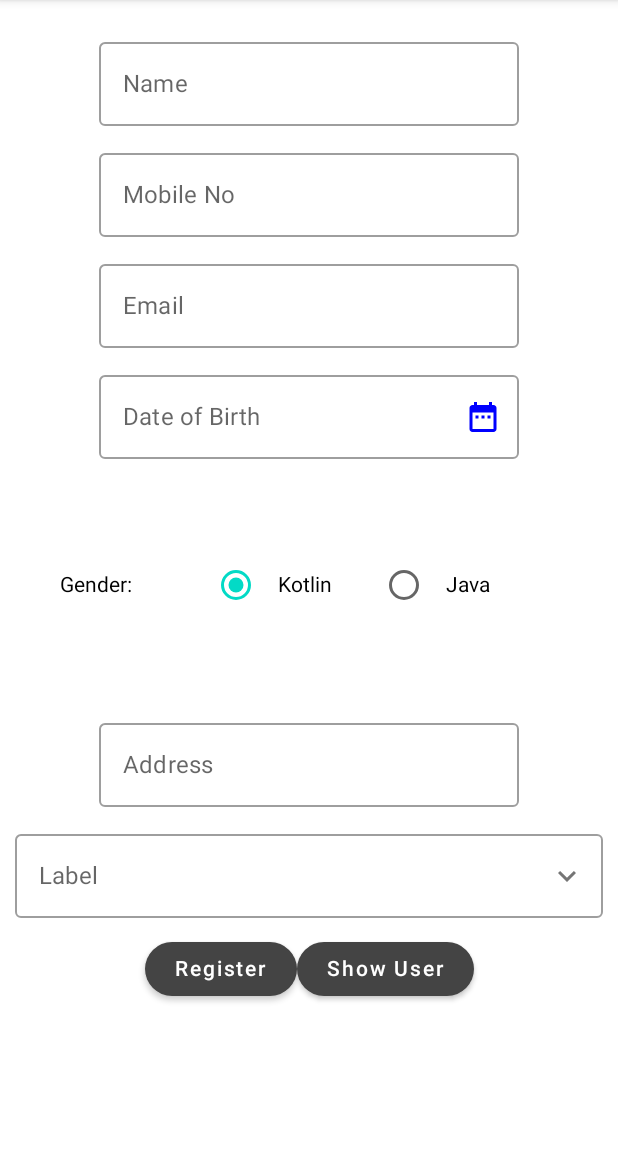
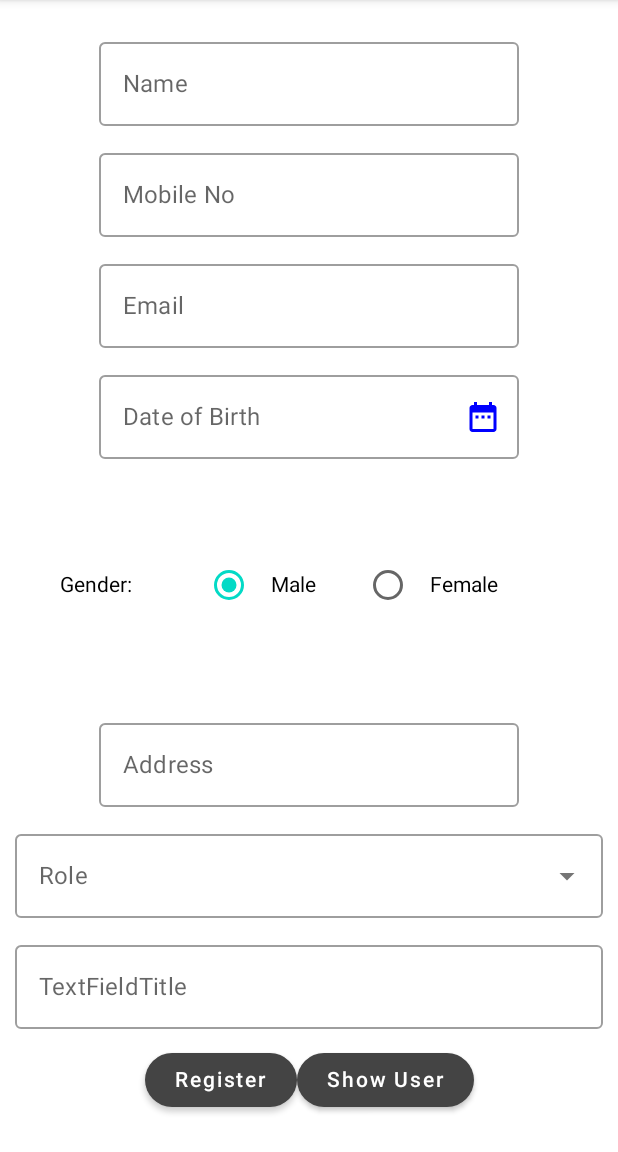
Before and after one commit to sakibsaeedsamad/ComposeCRUD, an Android app built with Jetpack Compose: the screen it shows after launch (MainActivity), on a phone screen of 412 x 824 dp, the part 84-1236 px from its top. Run offline under Robolectric (Android 15) with nearby library versions, the phone set to English and light mode, and no system bars.

```diff
--- a/app/src/main/java/com/scube/composecrud/MainActivity.kt
+++ b/app/src/main/java/com/scube/composecrud/MainActivity.kt
@@ -8,12 +8,14 @@ import android.widget.DatePicker
 import android.widget.Toast
 import androidx.activity.ComponentActivity
 import androidx.activity.compose.setContent
+import androidx.compose.foundation.border
 import androidx.compose.foundation.clickable
 import androidx.compose.foundation.layout.*
 import androidx.compose.foundation.lazy.LazyColumn
 import androidx.compose.foundation.lazy.LazyRow
 import androidx.compose.foundation.selection.selectable
 import androidx.compose.foundation.shape.CircleShape
+import androidx.compose.foundation.shape.ZeroCornerSize
 import androidx.compose.foundation.text.KeyboardOptions
 import androidx.compose.material.*
 import androidx.compose.material.icons.Icons
@@ -21,7 +23,10 @@ import androidx.compose.material.icons.filled.*
 import androidx.compose.runtime.*
 import androidx.compose.ui.Alignment
 import androidx.compose.ui.Modifier
+import androidx.compose.ui.draw.drawBehind
+import androidx.compose.ui.geometry.Offset
 import androidx.compose.ui.graphics.Color
+import androidx.compose.ui.graphics.Shape
 import androidx.compose.ui.layout.onGloballyPositioned
 import androidx.compose.ui.layout.onSizeChanged
 import androidx.compose.ui.platform.LocalContext
@@ -36,6 +41,27 @@ import androidx.compose.ui.unit.dp
 import androidx.compose.ui.unit.toSize
 import com.scube.composecrud.ui.theme.ComposeCRUDTheme
 import java.util.*
+import androidx.compose.animation.core.animateFloatAsState
+import androidx.compose.foundation.background
+import androidx.compose.foundation.border
+import androidx.compose.foundation.clickable
+import androidx.compose.foundation.layout.*
+import androidx.compose.foundation.shape.ZeroCornerSize
+import androidx.compose.material.*
+import androidx.compose.material.icons.filled.ExpandMore
+import androidx.compose.runtime.*
+import androidx.compose.ui.draw.clip
+import androidx.compose.ui.draw.drawBehind
+import androidx.compose.ui.draw.rotate
+import androidx.compose.ui.geometry.Size
+import androidx.compose.ui.layout.onGloballyPositioned
+import androidx.compose.ui.platform.LocalDensity
+import androidx.compose.ui.platform.LocalFocusManager
+import androidx.compose.ui.unit.dp
+import androidx.compose.ui.unit.toSize
+import kotlinx.coroutines.delay
+import kotlinx.coroutines.launch
+
 
 class MainActivity : ComponentActivity() {
     override fun onCreate(savedInstanceState: Bundle?) {
@@ -44,13 +70,14 @@ class MainActivity : ComponentActivity() {
 
             MaterialUIApp(this)
             //showDatePicker(this)
-            }
+
         }
     }
+}
 
 
 @Composable
-fun MaterialUIApp(context: Context){
+fun MaterialUIApp(context: Context) {
     Scaffold(
         topBar = {
             TopAppBar(
@@ -62,7 +89,8 @@ fun MaterialUIApp(context: Context){
                         onClick = {
                             Log.d(
                                 "ButtonClicked",
-                                "Setting Button Clicked")
+                                "Setting Button Clicked"
+                            )
                         }) {
                         Icon(Icons.Filled.Settings, contentDescription = null)
                     }
@@ -75,7 +103,7 @@ fun MaterialUIApp(context: Context){
 }
 
 @Composable
-fun Registration(context: Context){
+fun Registration(context: Context) {
     val year: Int
     val month: Int
     val day: Int
@@ -87,33 +115,33 @@ fun Registration(context: Context){
     calendar.time = Date()
 
     val date = remember { mutableStateOf("") }
-    var name:String by remember { mutableStateOf("") }
-    var mobile:String by remember { mutableStateOf("") }
-    var email:String by remember { mutableStateOf("") }
-    var address:String by remember { mutableStateOf("") }
+    var name: String by remember { mutableStateOf("") }
+    var mobile: String by remember { mutableStateOf("") }
+    var email: String by remember { mutableStateOf("") }
+    var address: String by remember { mutableStateOf("") }
     var dobVal: String by remember { mutableStateOf("") }
 
     var selected by remember {
-        mutableStateOf("Kotlin")
+        mutableStateOf("Male")
     }
 
     var expanded by remember { mutableStateOf(false) }
     val suggestions = listOf("Item1","Item2","Item3")
     var selectedText by remember { mutableStateOf("") }
 
-    var dropDownWidth by remember { mutableStateOf(0) }
+    var textfieldSize by remember { mutableStateOf(Size.Zero)}
 
     val icon = if (expanded)
-        Icons.Filled.KeyboardArrowUp
+        Icons.Filled.ArrowDropUp //it requires androidx.compose.material:material-icons-extended
     else
-    Icons.Filled.KeyboardArrowDown
+        Icons.Filled.ArrowDropDown
 
 
 
     val datePickerDialog = DatePickerDialog(
         context,
         { _: DatePicker, year: Int, month: Int, dayOfMonth: Int ->
-            date.value = "$dayOfMonth/${month+1}/$year"
+            date.value = "$dayOfMonth/${month + 1}/$year"
         }, year, month, day
     )
 
@@ -121,45 +149,45 @@ fun Registration(context: Context){
         Modifier.fillMaxSize(),
         horizontalAlignment = Alignment.CenterHorizontally,
         contentPadding = PaddingValues(horizontal = 10.dp, vertical = 20.dp),
-        verticalArrangement =  Arrangement.spacedBy(10.dp),
+        verticalArrangement = Arrangement.spacedBy(10.dp),
     ) {
 
         item {
             OutlinedTextField(
                 value = name,
-                onValueChange = {name = it},
-                label = { Text(text = "Name")},
-                placeholder = { Text(text = "Enter your name")},
+                onValueChange = { name = it },
+                label = { Text(text = "Name") },
+                placeholder = { Text(text = "Enter your name") },
             )
         }
         item {
             OutlinedTextField(
                 value = mobile,
-                onValueChange = {mobile = it},
-                label = { Text(text = "Mobile No")},
-                placeholder = { Text(text = "Enter your mobile no")},
+                onValueChange = { mobile = it },
+                label = { Text(text = "Mobile No") },
+                placeholder = { Text(text = "Enter your mobile no") },
             )
         }
 
         item {
             OutlinedTextField(
                 value = email,
-                onValueChange = {email = it},
-                label = { Text(text = "Email")},
+                onValueChange = { email = it },
+                label = { Text(text = "Email") },
                 keyboardOptions = KeyboardOptions(keyboardType = KeyboardType.Email),
-                        placeholder = { Text(text = "Enter your email")},
+                placeholder = { Text(text = "Enter your email") },
             )
         }
 
 
         item {
-            dobVal= date.value;
+            dobVal = date.value;
 
             OutlinedTextField(
                 value = dobVal,
                 onValueChange = { dobVal = it },
-                readOnly= true,
-                singleLine= true,
+                readOnly = true,
+                singleLine = true,
                 label = { Text(text = "Date of Birth") },
                 trailingIcon = {
                     IconButton(onClick = {
@@ -169,7 +197,8 @@ fun Registration(context: Context){
                         Icon(
                             Icons.Filled.DateRange,
                             "contentDescription",
-                            tint = Color.Blue)
+                            tint = Color.Blue
+                        )
 
                     }
                 },
@@ -177,14 +206,15 @@ fun Registration(context: Context){
 
 
         }
-        item{
+        item {
 
             Row(
                 Modifier
                     .fillMaxWidth()
                     .padding(30.dp),
                 horizontalArrangement = Arrangement.Center,
-                verticalAlignment = Alignment.CenterVertically,){
+                verticalAlignment = Alignment.CenterVertically,
+            ) {
                 Text(text = "Gender:")
 
                 //defining radio buttons
@@ -197,16 +227,22 @@ fun Registration(context: Context){
 
                     ) {
 
-                    RadioButton(selected = selected == "Kotlin", onClick = { selected = "Kotlin" })
+                    RadioButton(selected = selected == "Male", onClick = { selected = "Male" })
                     Spacer(modifier = Modifier.width(4.dp))
-                    Text(text = "Kotlin", modifier = Modifier.clickable(onClick = { selected = "Kotlin" }))
+                    Text(
+                        text = "Male",
+                        modifier = Modifier.clickable(onClick = { selected = "Male" })
+                    )
 
 
                     Spacer(modifier = Modifier.width(24.dp))
 
-                    RadioButton(selected = selected == "Java", onClick = { selected = "Java" })
+                    RadioButton(selected = selected == "Female", onClick = { selected = "Female" })
                     Spacer(modifier = Modifier.width(4.dp))
-                    Text(text = "Java", modifier = Modifier.clickable(onClick = { selected = "Java" }))
+                    Text(
+                        text = "Female",
+                        modifier = Modifier.clickable(onClick = { selected = "Female" })
+                    )
                 }
 
             }
@@ -216,37 +252,41 @@ fun Registration(context: Context){
         item {
             OutlinedTextField(
                 value = address,
-                onValueChange = {address = it},
-                label = { Text(text = "Address")},
+                onValueChange = { address = it },
+                label = { Text(text = "Address") },
                 visualTransformation = PasswordVisualTransformation(),
 
-                placeholder = { Text(text = "Enter your address")},
+                placeholder = { Text(text = "Enter your address") },
             )
         }
 
-        item{
-
+        item {
             OutlinedTextField(
-                readOnly= true,
+                readOnly=true,
                 value = selectedText,
                 onValueChange = { selectedText = it },
-                modifier = Modifier.fillMaxWidth()
-                    .onSizeChanged {
-                        dropDownWidth = it.width
+                modifier = Modifier
+                    .fillMaxSize()
+                    .onGloballyPositioned { coordinates ->
+                        //This value is used to assign to the DropDown the same width
+                        textfieldSize = coordinates.size.toSize()
                     },
-                label = {Text("Label")},
+                label = { Text("Role") },
                 trailingIcon = {
-                    Icon(icon,"contentDescription", Modifier.clickable { expanded = !expanded })
+                    Icon(icon, "contentDescription",
+                        Modifier.clickable { expanded = !expanded })
                 }
             )
             DropdownMenu(
                 expanded = expanded,
                 onDismissRequest = { expanded = false },
                 modifier = Modifier
-                    .width(with(LocalDensity.current){dropDownWidth.toDp()})
+                    .width(with(LocalDensity.current) { textfieldSize.width.toDp() }
+                    )
             ) {
                 suggestions.forEach { label ->
                     DropdownMenuItem(onClick = {
+                        expanded = false
                         selectedText = label
                     }) {
                         Text(text = label)
@@ -254,22 +294,53 @@ fun Registration(context: Context){
                 }
             }
         }
+        item{
+            CountrySelection()
+        }
+
+
 
         item {
-            Row{
+            Row {
                 Button(
-                    onClick = { Log.d("SubmitButton", "Name: $name Email: $email Address: $address") },
-                    contentPadding = PaddingValues(start = 20.dp, top = 10.dp, end = 20.dp, bottom = 10.dp),
-                    colors = ButtonDefaults.buttonColors(contentColor =  Color.White, backgroundColor = Color.DarkGray),
+                    onClick = {
+                        Log.d(
+                            "SubmitButton",
+                            "Name: $name Email: $email Address: $address"
+                        )
+                    },
+                    contentPadding = PaddingValues(
+                        start = 20.dp,
+                        top = 10.dp,
+                        end = 20.dp,
+                        bottom = 10.dp
+                    ),
+                    colors = ButtonDefaults.buttonColors(
+                        contentColor = Color.White,
+                        backgroundColor = Color.DarkGray
+                    ),
                     shape = CircleShape,
                 ) {
                     Text(text = "Register")
                 }
 
                 Button(
-                    onClick = { Log.d("SubmitButton", "Name: $name Email: $email Address: $address") },
-                    contentPadding = PaddingValues(start = 20.dp, top = 10.dp, end = 20.dp, bottom = 10.dp),
-                    colors = ButtonDefaults.buttonColors(contentColor =  Color.White, backgroundColor = Color.DarkGray),
+                    onClick = {
+                        Log.d(
+                            "SubmitButton",
+                            "Name: $name Email: $email Address: $address"
+                        )
+                    },
+                    contentPadding = PaddingValues(
+                        start = 20.dp,
+                        top = 10.dp,
+                        end = 20.dp,
+                        bottom = 10.dp
+                    ),
+                    colors = ButtonDefaults.buttonColors(
+                        contentColor = Color.White,
+                        backgroundColor = Color.DarkGray
+                    ),
                     shape = CircleShape,
                 ) {
                     Text(text = "Show User")
@@ -280,79 +351,71 @@ fun Registration(context: Context){
 
 
 }
-
-
+/////////////////////////////////////////
 @Composable
-fun SimpleRadioButtonComponent() {
-    val radioOptions = listOf("Male", "Female", "Common")
-    val (selectedOption, onOptionSelected) = remember { mutableStateOf(radioOptions[2]) }
-    Column(
-        // we are using column to align our
-        // imageview to center of the screen.
-        modifier = Modifier
-            .fillMaxWidth()
-            .fillMaxHeight(),
-
-        // below line is used for
-        // specifying vertical arrangement.
-        verticalArrangement = Arrangement.Center,
-
-        // below line is used for
-        // specifying horizontal arrangement.
-        horizontalAlignment = Alignment.CenterHorizontally,
+fun DropDownList(
+    requestToOpen: Boolean = false,
+    list: List<String>,
+    request: (Boolean) -> Unit,
+    selectedString: (String) -> Unit
+) {
+    DropdownMenu(
+        modifier = Modifier.fillMaxWidth(),
+//        toggle = {
+//            // Implement your toggle
+//        },
+        expanded = requestToOpen,
+        onDismissRequest = { request(false) },
     ) {
-        // we are displaying all our
-        // radio buttons in column.
-        Row {
-            // below line is use to set data to
-            // each radio button in colums.
-            radioOptions.forEach { text ->
-                Row(
-                    Modifier
-                        // using modifier to add max
-                        // width to our radio button.
-                        .fillMaxWidth()
-                        // below method is use to add
-                        // selectable to our radio button.
-                        .selectable(
-                            // this method is called when
-                            // radio button is selected.
-                            selected = (text == selectedOption),
-                            // below method is called on
-                            // clicking of radio button.
-                            onClick = { onOptionSelected(text) }
-                        )
-                        // below line is use to add
-                        // padding to radio button.
-                        .padding(horizontal = 16.dp)
-                ) {
-                    // below line is use to get context.
-                    val context = LocalContext.current
-
-                    // below line is use to
-                    // generate radio button
-                    RadioButton(
-                        // inside this method we are
-                        // adding selected with a option.
-                        selected = (text == selectedOption),modifier = Modifier.padding(all = Dp(value = 8F)),
-                        onClick = {
-                            // inide on click method we are setting a
-                            // selected option of our radio buttons.
-                            onOptionSelected(text)
-
-                            // after clicking a radio button
-                            // we are displaying a toast message.
-                            Toast.makeText(context, text, Toast.LENGTH_SHORT).show()
-                        }
-                    )
-                    // below line is use to add
-                    // text to our radio buttons.
-                    Text(
-                        text = text,
-                        modifier = Modifier.padding(start = 16.dp)
-                    )
+        list.forEach {
+            DropdownMenuItem(
+                modifier = Modifier.fillMaxWidth(),
+                onClick = {
+                    request(false)
+                    selectedString(it)
                 }
+            ) {
+                Text(it, modifier = Modifier.wrapContentWidth().align(Alignment.CenterVertically))
             }
         }
     }
 }
+@Composable
+fun CountrySelection() {
+    val countryList = listOf(
+        "United state",
+        "Australia",
+        "Japan",
+        "India",
+    )
+    val text = remember { mutableStateOf("") } // initial value
+    val isOpen = remember { mutableStateOf(false) } // initial value
+    val openCloseOfDropDownList: (Boolean) -> Unit = {
+        isOpen.value = it
+    }
+    val userSelectedString: (String) -> Unit = {
+        text.value = it
+    }
+    Box {
+        Column {
+            OutlinedTextField(
+                value = text.value,
+                onValueChange = { text.value = it },
+                label = { Text(text = "TextFieldTitle") },
+                modifier = Modifier.fillMaxWidth()
+            )
+            DropDownList(
+                requestToOpen = isOpen.value,
+                list = countryList,
+                openCloseOfDropDownList,
+                userSelectedString
+            )
+        }
+        Spacer(
+            modifier = Modifier.matchParentSize().background(Color.Transparent).padding(10.dp)
+                .clickable(
+                    onClick = { isOpen.value = true }
+                )
+        )
+    }
+}
--- a/build.gradle
+++ b/build.gradle
@@ -2,6 +2,8 @@
 buildscript {
     ext {
         compose_version = '1.0.0'
+        retrofitVersion = '2.7.2'
+        rxJavaVersion = '2.1.1'
     }
     repositories {
         google()
```
Also changed, not shown: app/build.gradle (+9 -0 lines), app/src/main/java/com/scube/composecrud/model/Gender.kt (added, +12 -0 lines), app/src/main/java/com/scube/composecrud/model/InsertModel.kt (added, +12 -0 lines), app/src/main/java/com/scube/composecrud/model/Role.kt (added, +13 -0 lines), app/src/main/java/com/scube/composecrud/model/User.kt (added, +41 -0 lines), app/src/main/java/com/scube/composecrud/retrofit/Api.kt (added, +50 -0 lines), app/src/main/java/com/scube/composecrud/retrofit/RetrofitClient.kt (added, +90 -0 lines), app/src/main/java/com/scube/composecrud/viewmodel/UserViewmodel.kt (added, +138 -0 lines).
